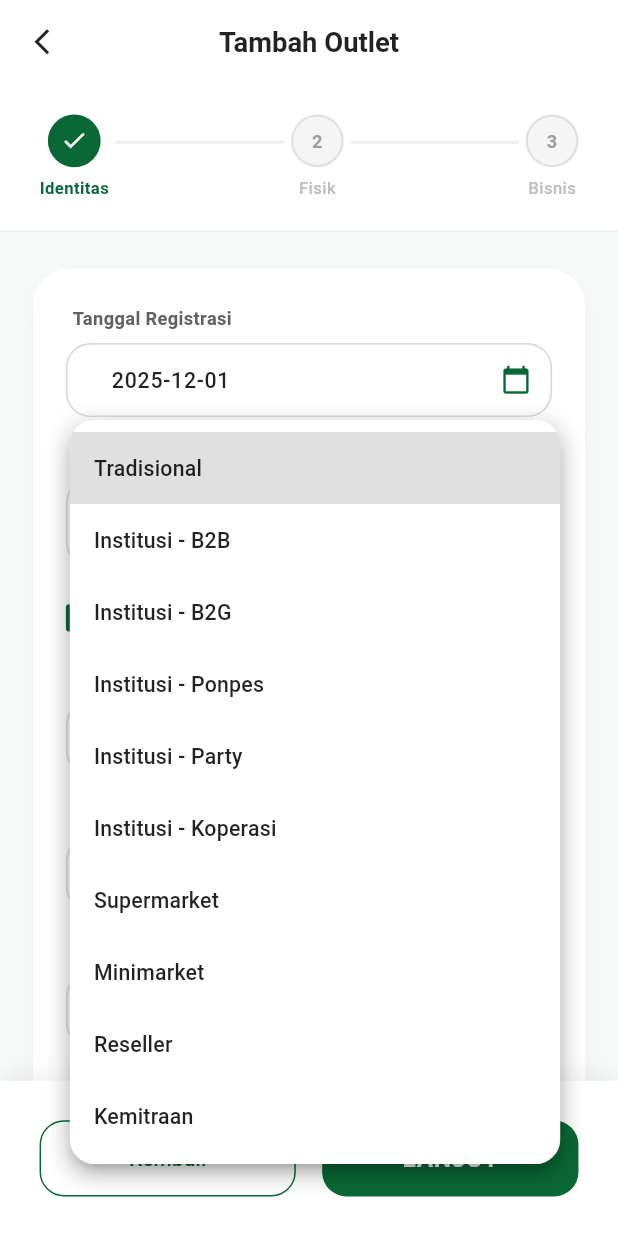
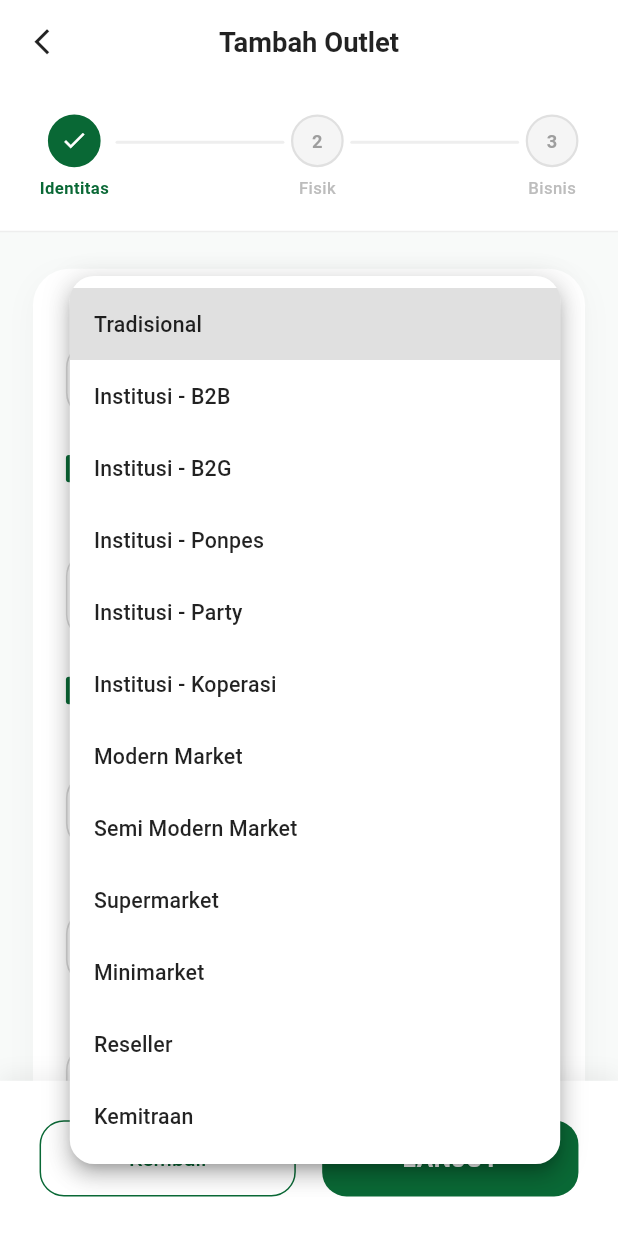
Before and after one commit to rizaldinata/sales-force-automation-mobile-app, a Flutter app: the AddOutletView screen opened directly, after a tap on "Pilih Jenis", on a phone screen of 412 x 824 dp. Run offline on Flutter 3.47's test engine with Material 3 defaults, Android fonts, the phone set to English and light mode, and no system bars; our stand-ins replace cached_network_image, device_info_plus, flutter_map, flutter_screenutil, geolocator, get and 2 more.

Commit message:
Feat(outlet) complete nested dropdown types and outlet types

```diff
--- a/lib/modules/outlet/controllers/add_outlet_controller.dart
+++ b/lib/modules/outlet/controllers/add_outlet_controller.dart
@@ -69,16 +69,18 @@ class AddOutletController extends GetxController {
     "Institusi - Ponpes",
     "Institusi - Party",
     "Institusi - Koperasi",
+    "Modern Market",
+    "Semi Modern Market",
     "Supermarket",
     "Minimarket",
     "Reseller",
     "Kemitraan",
   ];
 
-  // Tradisional, Ponpes, Koperasi
+  // Tradisional, Ponpes, Koperasi, Modern Market
   final distributionTypeList = ["Agen", "Grosir", "Grosir + Retail", "Retail"];
 
-  // Tradisional, B2G, Ponpes, Party, Koperasi
+  // Tradisional, B2G, Ponpes, Party, Koperasi, Modern Market
   final categoryList = [
     "A - Top",
     "B - Middle Up",
--- a/lib/modules/outlet/views/add_outlet_view.dart
+++ b/lib/modules/outlet/views/add_outlet_view.dart
@@ -182,12 +182,13 @@ class AddOutletView extends StatelessWidget {
             readOnly: true,
             onTap: () => controller.chooseDate(context),
             suffixIcon: Icon(
-              Icons.calendar_today,
+              Icons.calendar_month,
               color: primaryColor,
               size: 20.sp,
             ),
           ),
-          SizedBox(height: 16.h),
+          SizedBox(height: 24.h),
+          _sectionDivider("Jenis dan Tipe Outlet"),
 
           CustomDropdown(
             label: "Jenis & Tipe Outlet",
@@ -196,19 +197,23 @@ class AddOutletView extends StatelessWidget {
             selectedValue: controller.typeC,
             onChanged: (val) {
               controller.typeC.value = val;
-              // Reset Logic (Bersihkan field saat ganti tipe)
               controller.distributionTypeC.value = null;
               controller.categoryC.value = null;
               controller.purchaseTypeC.value = null;
               controller.employeeCountC.value = null;
               controller.studentCountC.value = null;
-              controller.coopMemberCountC.value = null; // Reset Koperasi
+              controller.coopMemberCountC.value = null;
             },
             icon: Icons.store_mall_directory,
           ),
 
-          // --- CASE 1: TRADISIONAL ---
-          if (controller.typeC.value == "Tradisional") ...[
+          if (controller.typeC.value == "Tradisional" ||
+              controller.typeC.value == "Modern Market" ||
+              controller.typeC.value == "Semi Modern Market" ||
+              controller.typeC.value == "Supermarket" ||
+              controller.typeC.value == "Minimarket" ||
+              controller.typeC.value == "Reseller" ||
+              controller.typeC.value == "Kemitraan") ...[
             SizedBox(height: 16.h),
             CustomDropdown(
               label: "Tipe Distribusi",
@@ -227,9 +232,7 @@ class AddOutletView extends StatelessWidget {
               hint: "Pilih Kategori",
               icon: Icons.category_outlined,
             ),
-          ]
-          // --- CASE 2: INSTITUSI - B2B ---
-          else if (controller.typeC.value == "Institusi - B2B") ...[
+          ] else if (controller.typeC.value == "Institusi - B2B") ...[
             SizedBox(height: 16.h),
             CustomDropdown(
               label: "Tipe Pembelian",
@@ -248,9 +251,7 @@ class AddOutletView extends StatelessWidget {
               hint: "Pilih Range",
               icon: Icons.people_outline,
             ),
-          ]
-          // --- CASE 3: INSTITUSI - B2G ---
-          else if (controller.typeC.value == "Institusi - B2G") ...[
+          ] else if (controller.typeC.value == "Institusi - B2G") ...[
             SizedBox(height: 16.h),
             CustomDropdown(
               label: "Kategori",
@@ -269,9 +270,7 @@ class AddOutletView extends StatelessWidget {
               hint: "Pilih Tipe",
               icon: Icons.shopping_cart_checkout,
             ),
-          ]
-          // --- CASE 4: INSTITUSI - PONPES ---
-          else if (controller.typeC.value == "Institusi - Ponpes") ...[
+          ] else if (controller.typeC.value == "Institusi - Ponpes") ...[
             SizedBox(height: 16.h),
             CustomDropdown(
               label: "Tipe Distribusi",
@@ -308,9 +307,7 @@ class AddOutletView extends StatelessWidget {
               hint: "Pilih Range",
               icon: Icons.people_alt_outlined,
             ),
-          ]
-          // --- CASE 5: INSTITUSI - PARTY ---
-          else if (controller.typeC.value == "Institusi - Party") ...[
+          ] else if (controller.typeC.value == "Institusi - Party") ...[
             SizedBox(height: 16.h),
             CustomDropdown(
               label: "Kategori",
@@ -329,12 +326,8 @@ class AddOutletView extends StatelessWidget {
               hint: "Pilih Tipe",
               icon: Icons.shopping_cart_checkout,
             ),
-          ]
-          // --- CASE 6: INSTITUSI - KOPERASI (BARU) ---
-          else if (controller.typeC.value == "Institusi - Koperasi") ...[
+          ] else if (controller.typeC.value == "Institusi - Koperasi") ...[
             SizedBox(height: 16.h),
-
-            // 1. Tipe Distribusi
             CustomDropdown(
               label: "Tipe Distribusi",
               items: controller.distributionTypeList,
@@ -344,8 +337,6 @@ class AddOutletView extends StatelessWidget {
               icon: Icons.local_shipping_outlined,
             ),
             SizedBox(height: 16.h),
-
-            // 2. Kategori
             CustomDropdown(
               label: "Kategori",
               items: controller.categoryList,
@@ -355,8 +346,6 @@ class AddOutletView extends StatelessWidget {
               icon: Icons.category_outlined,
             ),
             SizedBox(height: 16.h),
-
-            // 3. Tipe Pembelian
             CustomDropdown(
               label: "Tipe Pembelian",
               items: controller.purchaseTypeList,
@@ -366,8 +355,6 @@ class AddOutletView extends StatelessWidget {
               icon: Icons.shopping_cart_checkout,
             ),
             SizedBox(height: 16.h),
-
-            // 4. Jumlah Anggota (Koperasi)
             CustomDropdown(
               label: "Jumlah Anggota",
               items: controller.coopMemberCountList,
@@ -381,7 +368,6 @@ class AddOutletView extends StatelessWidget {
           SizedBox(height: 24.h),
           _sectionDivider("Informasi Dasar"),
 
-          // ... (Input Nama Outlet dst) ...
           _inputLabel("Nama Outlet"),
           PrimaryTextFormField(
             controller: controller.nameC,
```
